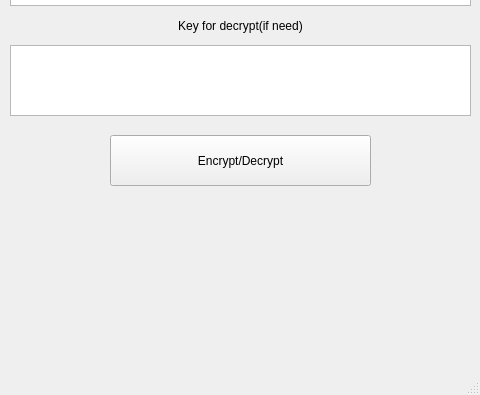
The window that main.ui (XCV0/cryptotext) describes before a commit, drawn with Qt 5; both pictures show x 0 to 480 and y 265 to 660 of the 480 by 660 pixel window.
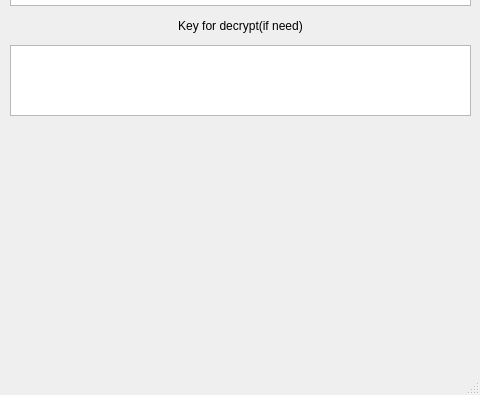
The same window after the commit.

Patch:
```diff
--- a/main.ui
+++ b/main.ui
@@ -129,22 +129,6 @@
      <set>Qt::AlignCenter</set>
     </property>
    </widget>
-   <widget class="QPushButton" name="startDo_btn">
-    <property name="enabled">
-     <bool>true</bool>
-    </property>
-    <property name="geometry">
-     <rect>
-      <x>110</x>
-      <y>400</y>
-      <width>261</width>
-      <height>51</height>
-     </rect>
-    </property>
-    <property name="text">
-     <string>Encrypt/Decrypt</string>
-    </property>
-   </widget>
   </widget>
   <widget class="QStatusBar" name="statusbar"/>
  </widget>
```
